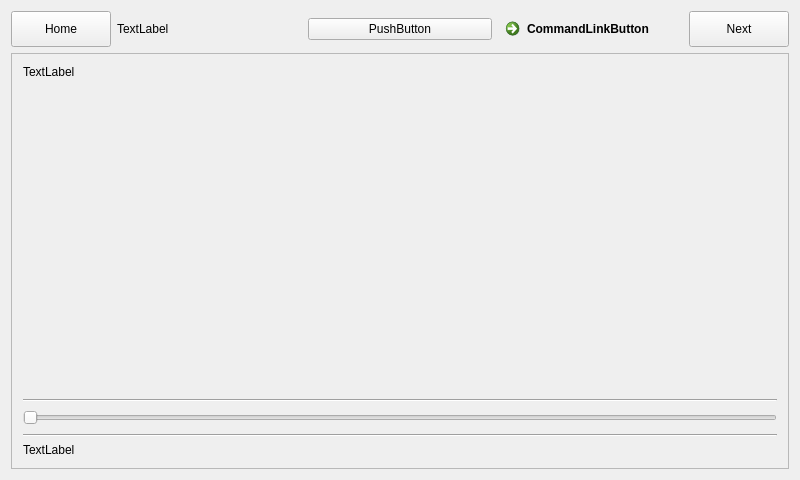
Before: the Qt Designer form android/HA/mainwindow.ui in gpistoni/DomoticHome, drawn with Qt 5.
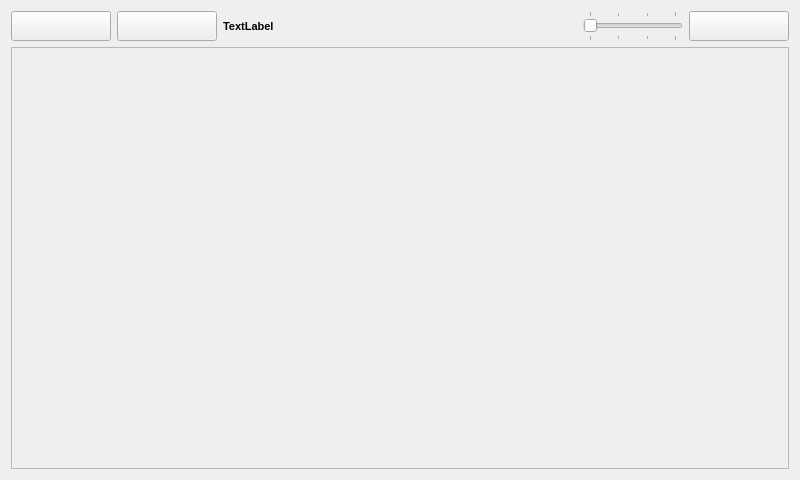
After: the same form once the commit is applied. Icons and pictures are not drawn.

Diff of the .ui file:
```diff
--- a/android/HA/mainwindow.ui
+++ b/android/HA/mainwindow.ui
@@ -18,11 +18,11 @@
     <item>
      <layout class="QHBoxLayout" name="horizontalLayout_2">
       <item>
-       <widget class="QPushButton" name="pushButton_Home">
+       <widget class="QPushButton" name="pushButton_Prev">
         <property name="minimumSize">
          <size>
-          <width>20</width>
-          <height>20</height>
+          <width>30</width>
+          <height>30</height>
          </size>
         </property>
         <property name="maximumSize">
@@ -32,39 +32,91 @@
          </size>
         </property>
         <property name="text">
-         <string>Home</string>
+         <string/>
         </property>
         <property name="icon">
          <iconset resource="resources.qrc">
           <normaloff>:/icons/left.svg</normaloff>:/icons/left.svg</iconset>
         </property>
+       </widget>
+      </item>
+      <item>
+       <widget class="QPushButton" name="pushButton_Home">
+        <property name="minimumSize">
+         <size>
+          <width>0</width>
+          <height>0</height>
+         </size>
+        </property>
+        <property name="maximumSize">
+         <size>
+          <width>100</width>
+          <height>100</height>
+         </size>
+        </property>
+        <property name="text">
+         <string/>
+        </property>
+        <property name="icon">
+         <iconset resource="resources.qrc">
+          <normaloff>:/icons/home153.svg</normaloff>:/icons/home153.svg</iconset>
+        </property>
         <property name="checkable">
          <bool>false</bool>
         </property>
        </widget>
       </item>
       <item>
-       <widget class="QLabel" name="label_3">
+       <widget class="QLabel" name="label_title">
+        <property name="font">
+         <font>
+          <pointsize>8</pointsize>
+          <weight>75</weight>
+          <bold>true</bold>
+         </font>
+        </property>
         <property name="text">
          <string>TextLabel</string>
         </property>
        </widget>
       </item>
       <item>
-       <widget class="QPushButton" name="pushButton">
-        <property name="text">
-         <string>PushButton</string>
+       <widget class="QSlider" name="pageIndexBar">
+        <property name="minimumSize">
+         <size>
+          <width>30</width>
+          <height>30</height>
+         </size>
         </property>
-        <property name="icon">
-         <iconset>
-          <normaloff>res/bell70.png</normaloff>res/bell70.png</iconset>
+        <property name="maximumSize">
+         <size>
+          <width>100</width>
+          <height>100</height>
+         </size>
         </property>
-       </widget>
-      </item>
-      <item>
-       <widget class="QCommandLinkButton" name="commandLinkButton_3">
-        <property name="text">
-         <string>CommandLinkButton</string>
+        <property name="autoFillBackground">
+         <bool>false</bool>
+        </property>
+        <property name="maximum">
+         <number>3</number>
+        </property>
+        <property name="pageStep">
+         <number>1</number>
+        </property>
+        <property name="tracking">
+         <bool>true</bool>
+        </property>
+        <property name="orientation">
+         <enum>Qt::Horizontal</enum>
+        </property>
+        <property name="invertedAppearance">
+         <bool>false</bool>
+        </property>
+        <property name="invertedControls">
+         <bool>false</bool>
+        </property>
+        <property name="tickPosition">
+         <enum>QSlider::TicksBothSides</enum>
         </property>
        </widget>
       </item>
@@ -72,8 +124,8 @@
        <widget class="QPushButton" name="pushButton_Next">
         <property name="minimumSize">
          <size>
-          <width>20</width>
-          <height>20</height>
+          <width>30</width>
+          <height>30</height>
          </size>
         </property>
         <property name="maximumSize">
@@ -86,7 +138,7 @@
          <bool>false</bool>
         </property>
         <property name="text">
-         <string>Next</string>
+         <string/>
         </property>
         <property name="icon">
          <iconset resource="resources.qrc">
@@ -107,497 +159,6 @@
       <property name="frameShape">
        <enum>QFrame::StyledPanel</enum>
       </property>
-      <widget class="QWidget" name="page_1">
-       <layout class="QVBoxLayout" name="verticalLayout_6">
-        <item>
-         <layout class="QVBoxLayout" name="verticalLayout">
-          <item>
-           <widget class="QLabel" name="label">
-            <property name="palette">
-             <palette>
-              <active>
-               <colorrole role="WindowText">
-                <brush brushstyle="SolidPattern">
-                 <color alpha="255">
-                  <red>0</red>
-                  <green>0</green>
-                  <blue>0</blue>
-                 </color>
-                </brush>
-               </colorrole>
-               <colorrole role="Button">
-                <brush brushstyle="SolidPattern">
-                 <color alpha="255">
-                  <red>170</red>
-                  <green>255</green>
-                  <blue>0</blue>
-                 </color>
-                </brush>
-               </colorrole>
-               <colorrole role="Light">
-                <brush brushstyle="SolidPattern">
-                 <color alpha="255">
-                  <red>213</red>
-                  <green>255</green>
-                  <blue>127</blue>
-                 </color>
-                </brush>
-               </colorrole>
-               <colorrole role="Midlight">
-                <brush brushstyle="SolidPattern">
-                 <color alpha="255">
-                  <red>191</red>
-                  <green>255</green>
-                  <blue>63</blue>
-                 </color>
-                </brush>
-               </colorrole>
-               <colorrole role="Dark">
-                <brush brushstyle="SolidPattern">
-                 <color alpha="255">
-                  <red>85</red>
-                  <green>127</green>
-                  <blue>0</blue>
-                 </color>
-                </brush>
-               </colorrole>
-               <colorrole role="Mid">
-                <brush brushstyle="SolidPattern">
-                 <color alpha="255">
-                  <red>113</red>
-                  <green>170</green>
-                  <blue>0</blue>
-                 </color>
-                </brush>
-               </colorrole>
-               <colorrole role="Text">
-                <brush brushstyle="SolidPattern">
-                 <color alpha="255">
-                  <red>0</red>
-                  <green>0</green>
-                  <blue>0</blue>
-                 </color>
-                </brush>
-               </colorrole>
-               <colorrole role="BrightText">
-                <brush brushstyle="SolidPattern">
-                 <color alpha="255">
-                  <red>255</red>
-                  <green>255</green>
-                  <blue>255</blue>
-                 </color>
-                </brush>
-               </colorrole>
-               <colorrole role="ButtonText">
-                <brush brushstyle="SolidPattern">
-                 <color alpha="255">
-                  <red>0</red>
-                  <green>0</green>
-                  <blue>0</blue>
-                 </color>
-                </brush>
-               </colorrole>
-               <colorrole role="Base">
-                <brush brushstyle="SolidPattern">
-                 <color alpha="255">
-                  <red>255</red>
-                  <green>255</green>
-                  <blue>255</blue>
-                 </color>
-                </brush>
-               </colorrole>
-               <colorrole role="Window">
-                <brush brushstyle="SolidPattern">
-                 <color alpha="255">
-                  <red>170</red>
-                  <green>255</green>
-                  <blue>0</blue>
-                 </color>
-                </brush>
-               </colorrole>
-               <colorrole role="Shadow">
-                <brush brushstyle="SolidPattern">
-                 <color alpha="255">
-                  <red>0</red>
-                  <green>0</green>
-                  <blue>0</blue>
-                 </color>
-                </brush>
-               </colorrole>
-               <colorrole role="AlternateBase">
-                <brush brushstyle="SolidPattern">
-                 <color alpha="255">
-                  <red>212</red>
-                  <green>255</green>
-                  <blue>127</blue>
-                 </color>
-                </brush>
-               </colorrole>
-               <colorrole role="ToolTipBase">
-                <brush brushstyle="SolidPattern">
-                 <color alpha="255">
-                  <red>255</red>
-                  <green>255</green>
-                  <blue>220</blue>
-                 </color>
-                </brush>
-               </colorrole>
-               <colorrole role="ToolTipText">
-                <brush brushstyle="SolidPattern">
-                 <color alpha="255">
-                  <red>0</red>
-                  <green>0</green>
-                  <blue>0</blue>
-                 </color>
-                </brush>
-               </colorrole>
-              </active>
-              <inactive>
-               <colorrole role="WindowText">
-                <brush brushstyle="SolidPattern">
-                 <color alpha="255">
-                  <red>0</red>
-                  <green>0</green>
-                  <blue>0</blue>
-                 </color>
-                </brush>
-               </colorrole>
-               <colorrole role="Button">
-                <brush brushstyle="SolidPattern">
-                 <color alpha="255">
-                  <red>170</red>
-                  <green>255</green>
-                  <blue>0</blue>
-                 </color>
-                </brush>
-               </colorrole>
-               <colorrole role="Light">
-                <brush brushstyle="SolidPattern">
-                 <color alpha="255">
-                  <red>213</red>
-                  <green>255</green>
-                  <blue>127</blue>
-                 </color>
-                </brush>
-               </colorrole>
-               <colorrole role="Midlight">
-                <brush brushstyle="SolidPattern">
-                 <color alpha="255">
-                  <red>191</red>
-                  <green>255</green>
-                  <blue>63</blue>
-                 </color>
-                </brush>
-               </colorrole>
-               <colorrole role="Dark">
-                <brush brushstyle="SolidPattern">
-                 <color alpha="255">
-                  <red>85</red>
-                  <green>127</green>
-                  <blue>0</blue>
-                 </color>
-                </brush>
-               </colorrole>
-               <colorrole role="Mid">
-                <brush brushstyle="SolidPattern">
-                 <color alpha="255">
-                  <red>113</red>
-                  <green>170</green>
-                  <blue>0</blue>
-                 </color>
-                </brush>
-               </colorrole>
-               <colorrole role="Text">
-                <brush brushstyle="SolidPattern">
-                 <color alpha="255">
-                  <red>0</red>
-                  <green>0</green>
-                  <blue>0</blue>
-                 </color>
-                </brush>
-               </colorrole>
-               <colorrole role="BrightText">
-                <brush brushstyle="SolidPattern">
-                 <color alpha="255">
-                  <red>255</red>
-                  <green>255</green>
-                  <blue>255</blue>
-                 </color>
-                </brush>
-               </colorrole>
-               <colorrole role="ButtonText">
-                <brush brushstyle="SolidPattern">
-                 <color alpha="255">
-                  <red>0</red>
-                  <green>0</green>
-                  <blue>0</blue>
-                 </color>
-                </brush>
-               </colorrole>
-               <colorrole role="Base">
-                <brush brushstyle="SolidPattern">
-                 <color alpha="255">
-                  <red>255</red>
-                  <green>255</green>
-                  <blue>255</blue>
-                 </color>
-                </brush>
-               </colorrole>
-               <colorrole role="Window">
-                <brush brushstyle="SolidPattern">
-                 <color alpha="255">
-                  <red>170</red>
-                  <green>255</green>
-                  <blue>0</blue>
-                 </color>
-                </brush>
-               </colorrole>
-               <colorrole role="Shadow">
-                <brush brushstyle="SolidPattern">
-                 <color alpha="255">
-                  <red>0</red>
-                  <green>0</green>
-                  <blue>0</blue>
-                 </color>
-                </brush>
-               </colorrole>
-               <colorrole role="AlternateBase">
-                <brush brushstyle="SolidPattern">
-                 <color alpha="255">
-                  <red>212</red>
-                  <green>255</green>
-                  <blue>127</blue>
-                 </color>
-                </brush>
-               </colorrole>
-               <colorrole role="ToolTipBase">
-                <brush brushstyle="SolidPattern">
-                 <color alpha="255">
-                  <red>255</red>
-                  <green>255</green>
-                  <blue>220</blue>
-                 </color>
-                </brush>
-               </colorrole>
-               <colorrole role="ToolTipText">
-                <brush brushstyle="SolidPattern">
-                 <color alpha="255">
-                  <red>0</red>
-                  <green>0</green>
-                  <blue>0</blue>
-                 </color>
-                </brush>
-               </colorrole>
-              </inactive>
-              <disabled>
-               <colorrole role="WindowText">
-                <brush brushstyle="SolidPattern">
-                 <color alpha="255">
-                  <red>85</red>
-                  <green>127</green>
-                  <blue>0</blue>
-                 </color>
-                </brush>
-               </colorrole>
-               <colorrole role="Button">
-                <brush brushstyle="SolidPattern">
-                 <color alpha="255">
-                  <red>170</red>
-                  <green>255</green>
-                  <blue>0</blue>
-                 </color>
-                </brush>
-               </colorrole>
-               <colorrole role="Light">
-                <brush brushstyle="SolidPattern">
-                 <color alpha="255">
-                  <red>213</red>
-                  <green>255</green>
-                  <blue>127</blue>
-                 </color>
-                </brush>
-               </colorrole>
-               <colorrole role="Midlight">
-                <brush brushstyle="SolidPattern">
-                 <color alpha="255">
-                  <red>191</red>
-                  <green>255</green>
-                  <blue>63</blue>
-                 </color>
-                </brush>
-               </colorrole>
-               <colorrole role="Dark">
-                <brush brushstyle="SolidPattern">
-                 <color alpha="255">
-                  <red>85</red>
-                  <green>127</green>
-                  <blue>0</blue>
-                 </color>
-                </brush>
-               </colorrole>
-               <colorrole role="Mid">
-                <brush brushstyle="SolidPattern">
-                 <color alpha="255">
-                  <red>113</red>
-                  <green>170</green>
-                  <blue>0</blue>
-                 </color>
-                </brush>
-               </colorrole>
-               <colorrole role="Text">
-                <brush brushstyle="SolidPattern">
-                 <color alpha="255">
-                  <red>85</red>
-                  <green>127</green>
-                  <blue>0</blue>
-                 </color>
-                </brush>
-               </colorrole>
-               <colorrole role="BrightText">
-                <brush brushstyle="SolidPattern">
-                 <color alpha="255">
-                  <red>255</red>
-                  <green>255</green>
-                  <blue>255</blue>
-                 </color>
-                </brush>
-               </colorrole>
-               <colorrole role="ButtonText">
-                <brush brushstyle="SolidPattern">
-                 <color alpha="255">
-                  <red>85</red>
-                  <green>127</green>
-                  <blue>0</blue>
-                 </color>
-                </brush>
-               </colorrole>
-               <colorrole role="Base">
-                <brush brushstyle="SolidPattern">
-                 <color alpha="255">
-                  <red>170</red>
-                  <green>255</green>
-                  <blue>0</blue>
-                 </color>
-                </brush>
-               </colorrole>
-               <colorrole role="Window">
-                <brush brushstyle="SolidPattern">
-                 <color alpha="255">
-                  <red>170</red>
-                  <green>255</green>
-                  <blue>0</blue>
-                 </color>
-                </brush>
-               </colorrole>
-               <colorrole role="Shadow">
-                <brush brushstyle="SolidPattern">
-                 <color alpha="255">
-                  <red>0</red>
-                  <green>0</green>
-                  <blue>0</blue>
-                 </color>
-                </brush>
-               </colorrole>
-               <colorrole role="AlternateBase">
-                <brush brushstyle="SolidPattern">
-                 <color alpha="255">
-                  <red>170</red>
-                  <green>255</green>
-                  <blue>0</blue>
-                 </color>
-                </brush>
-               </colorrole>
-               <colorrole role="ToolTipBase">
-                <brush brushstyle="SolidPattern">
-                 <color alpha="255">
-                  <red>255</red>
-                  <green>255</green>
-                  <blue>220</blue>
-                 </color>
-                </brush>
-               </colorrole>
-               <colorrole role="ToolTipText">
-                <brush brushstyle="SolidPattern">
-                 <color alpha="255">
-                  <red>0</red>
-                  <green>0</green>
-                  <blue>0</blue>
-                 </color>
-                </brush>
-               </colorrole>
-              </disabled>
-             </palette>
-            </property>
-            <property name="text">
-             <string>TextLabel</string>
-            </property>
-           </widget>
-          </item>
-          <item>
-           <spacer name="verticalSpacer">
-            <property name="orientation">
-             <enum>Qt::Vertical</enum>
-            </property>
-            <property name="sizeHint" stdset="0">
-             <size>
-              <width>20</width>
-              <height>40</height>
-             </size>
-            </property>
-           </spacer>
-          </item>
-          <item>
-           <widget class="Line" name="line">
-            <property name="orientation">
-             <enum>Qt::Horizontal</enum>
-            </property>
-           </widget>
-          </item>
-          <item>
-           <widget class="QSlider" name="horizontalSlider">
-            <property name="minimumSize">
-             <size>
-              <width>20</width>
-              <height>20</height>
-             </size>
-            </property>
-            <property name="orientation">
-             <enum>Qt::Horizontal</enum>
-            </property>
-           </widget>
-          </item>
-          <item>
-           <widget class="Line" name="line_2">
-            <property name="orientation">
-             <enum>Qt::Horizontal</enum>
-            </property>
-           </widget>
-          </item>
-          <item>
-           <widget class="QLabel" name="label_2">
-            <property name="text">
-             <string>TextLabel</string>
-            </property>
-           </widget>
-          </item>
-         </layout>
-        </item>
-       </layout>
-      </widget>
-      <widget class="QWidget" name="page_2">
-       <layout class="QVBoxLayout" name="verticalLayout_7">
-        <item>
-         <layout class="QVBoxLayout" name="verticalLayout_3"/>
-        </item>
-       </layout>
-      </widget>
-      <widget class="QWidget" name="page_3">
-       <layout class="QVBoxLayout" name="verticalLayout_5">
-        <item>
-         <layout class="QVBoxLayout" name="verticalLayout_4"/>
-        </item>
-       </layout>
-      </widget>
      </widget>
     </item>
    </layout>
```
